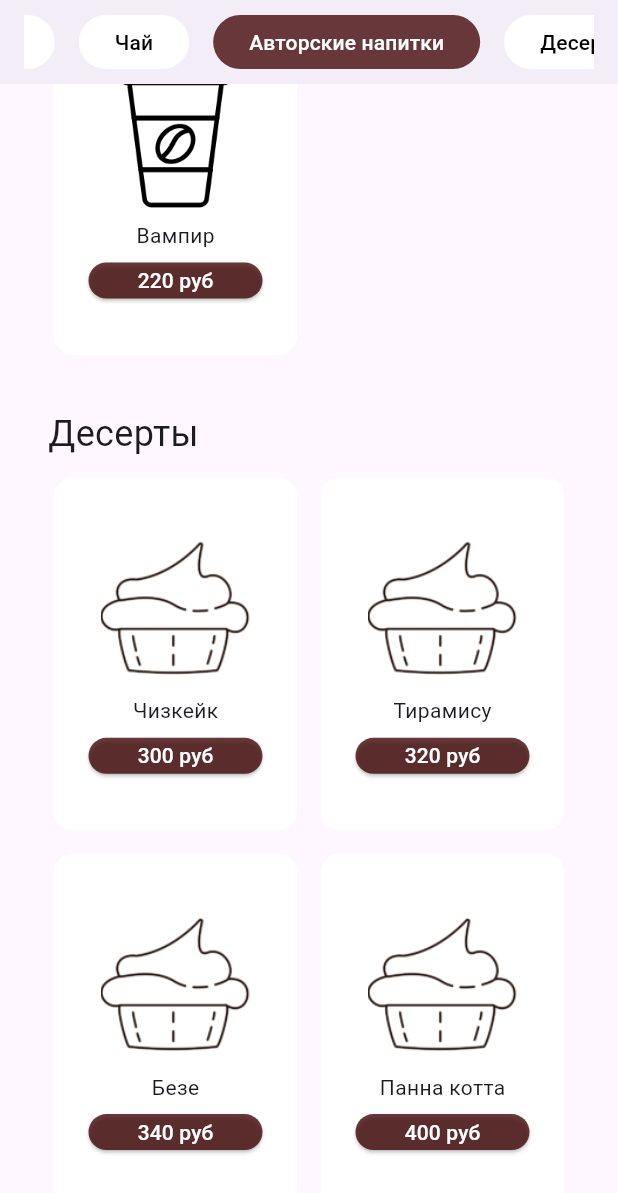
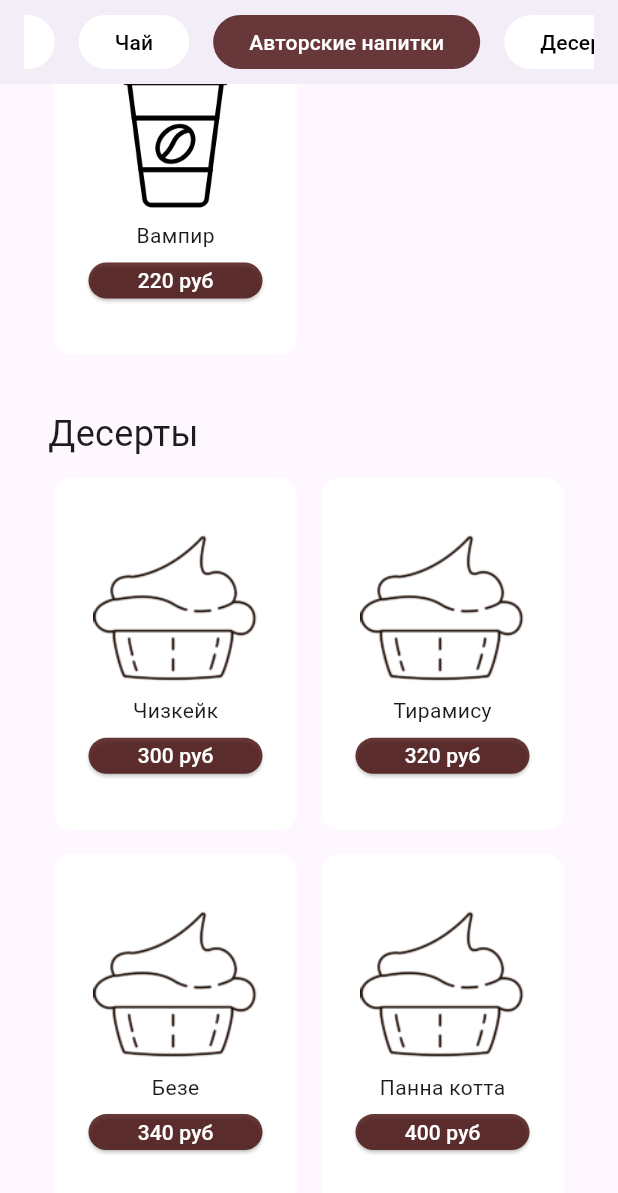
Before and after one commit to QformX/flutter-coffee-menu, a Flutter app: the screen it shows after launch, scrolled down 2823 dp, on a phone screen of 412 x 824 dp. Shown: the top 1193 px of the screen. Run offline on Flutter 3.47's test engine with Material 3 defaults, Android fonts, the phone set to English and light mode, and no system bars; Roboto replaces fonts that are missing (Arial).

```diff
--- a/lib/src/common/widgets/item.dart
+++ b/lib/src/common/widgets/item.dart
@@ -25,7 +25,6 @@ class _CoffeeItemState extends State<CoffeeItem> {
             Image(
               image: AssetImage(widget.itemData.imageUrl),
               height: 100,
-              width: 100,
               fit: BoxFit.contain,
             ),
             const SizedBox(height: 8),
```
Also changed, not shown: lib/src/common/menu/menu-screen.dart (+6 -1 lines).
